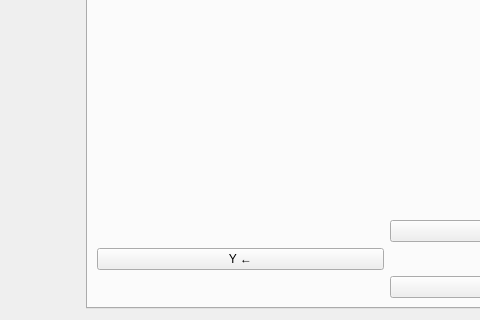
Above: painting_cell_moveit/scripts/moveitHMI.ui from Tilcho/robot_modeling before the change; both pictures show x 183 to 663 and y 400 to 720 of the 1280 by 720 pixel window. Below: the same form after it.
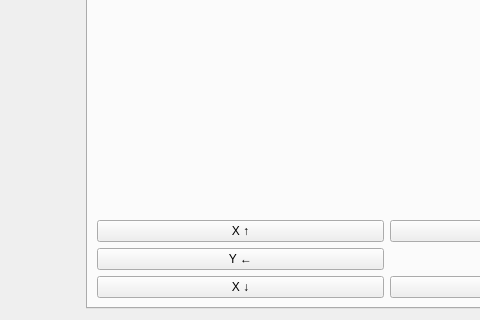
That is the form after the change.

Commit message: Not-Halt hat Funktion, X-Richtung wird jetzt über TCP angesteuert, Roboterauswahl wird jetzt über den Tabindex gemacht

Diff of the .ui file:
```diff
--- a/painting_cell_moveit/scripts/moveitHMI.ui
+++ b/painting_cell_moveit/scripts/moveitHMI.ui
@@ -327,6 +327,20 @@
            </property>
           </widget>
          </item>
+         <item row="2" column="0">
+          <widget class="QPushButton" name="tcpXDown">
+           <property name="text">
+            <string>X ↓</string>
+           </property>
+          </widget>
+         </item>
+         <item row="0" column="0">
+          <widget class="QPushButton" name="tcpXUp">
+           <property name="text">
+            <string>X ↑</string>
+           </property>
+          </widget>
+         </item>
         </layout>
        </item>
       </layout>
```
The commit also changes 1 other file.
